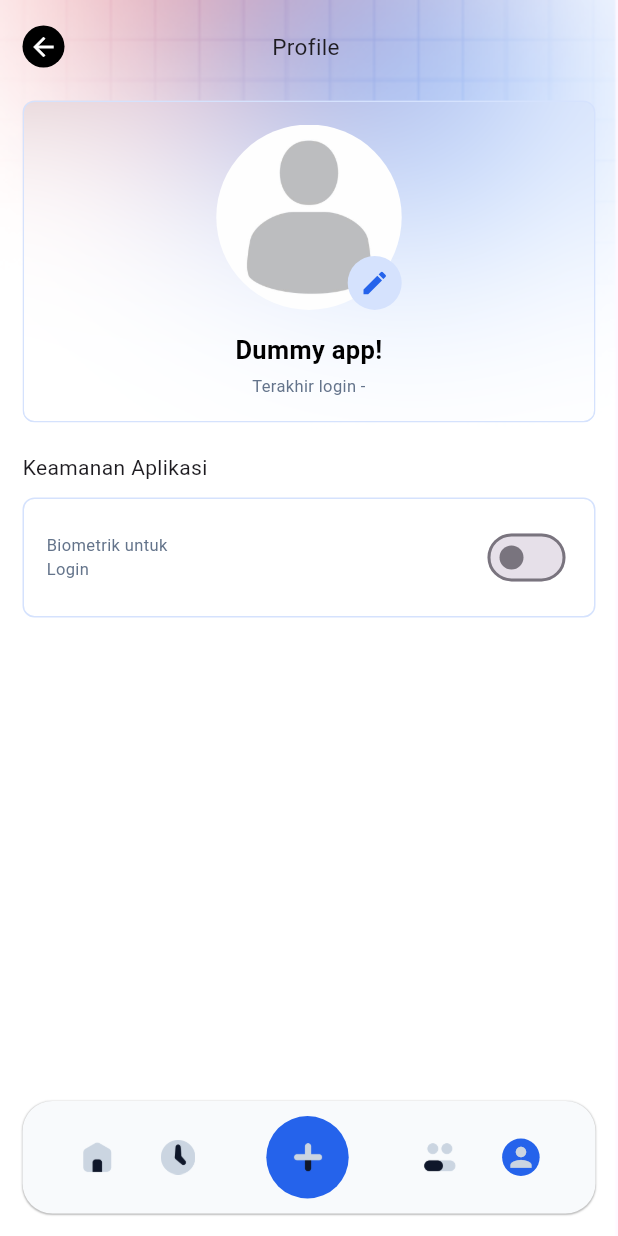
After one commit to AzkaLufthansa/biometric_remote_authentication, a Flutter app: the MainPage screen opened directly, swiped to page 4, on a phone screen of 412 x 824 dp. The commit adds this screen. Run offline on Flutter 3.47's test engine with Material 3 defaults, Android fonts, the phone set to English and light mode, and no system bars; our stand-ins replace flutter_spinkit, fluttertoast, shared_preferences; missing offline and left inert: pretty_http_logger; accounts and stored records are empty.

Commit message:
Implement profile page and security settings | add biometric activation button

```diff
--- a/lib/main_page.dart
+++ b/lib/main_page.dart
@@ -1,10 +1,99 @@
 import 'package:flutter/material.dart';
 
-class MainPage extends StatelessWidget {
+import 'profile_page.dart';
+import 'utils/colors.dart';
+import 'utils/dimens.dart';
+import 'widgets/main_bottom_bar.dart';
+
+class MainPage extends StatefulWidget {
   const MainPage({super.key});
 
   @override
+  State<MainPage> createState() => _MainPageState();
+}
+
+class _MainPageState extends State<MainPage> {
+  late PageController _pageController;
+
+  int _currentIndex = 0;
+
+  @override
+  void initState() {
+    super.initState();
+
+    _pageController = PageController();
+  }
+
+  @override
+  void dispose() {
+    _pageController.dispose();
+    super.dispose();
+  }
+
+  @override
   Widget build(BuildContext context) {
-    return const Placeholder();
+    return _content(context);
+  }
+
+  Widget _content(BuildContext context) {
+    return Scaffold(
+      backgroundColor: AppColor.white,
+      body: Stack(
+        children: [
+          PageView(
+            controller: _pageController,
+            physics: const NeverScrollableScrollPhysics(),
+            onPageChanged: (index) {
+              setState(() => _currentIndex = index);
+            },
+            children: [
+              Scaffold(
+                backgroundColor: AppColor.white,
+                body: Center(
+                  child: Text(
+                    'Dummy app!'
+                  ),
+                ),
+              ),
+              Scaffold(
+                backgroundColor: AppColor.white,
+                body: Center(
+                  child: Text(
+                    'Dummy app!'
+                  ),
+                ),
+              ),
+              Scaffold(
+                backgroundColor: AppColor.white,
+                body: Center(
+                  child: Text(
+                    'Dummy app!'
+                  ),
+                ),
+              ),
+              ProfilePage(
+                onTapBack: () {
+                  _pageController.jumpTo(0);
+                },
+              )
+            ],
+          ),
+
+          // Bottom Navbar
+          Align(
+            alignment: Alignment.bottomCenter,
+            child: Padding(
+              padding: const EdgeInsets.all(AppDimen.marginPaddingMedium),
+              child: MainBottomBar(
+                currentIndex: _currentIndex,
+                onChanged: (index) {
+                  _pageController.jumpToPage(index);
+                },
+              ),
+            ),
+          )
+        ],
+      ),
+    );
   }
 }
--- /dev/null
+++ b/lib/profile_page.dart
@@ -0,0 +1,70 @@
+// ignore_for_file: public_member_api_docs, sort_constructors_first
+import 'package:flutter/material.dart';
+
+import 'utils/dimens.dart';
+import 'widgets/main_app_bar.dart';
+import 'widgets/profile_image.dart';
+import 'widgets/security_setting.dart';
+
+class ProfilePage extends StatefulWidget {
+  final VoidCallback onTapBack;
+
+  const ProfilePage({
+    Key? key,
+    required this.onTapBack,
+  }) : super(key: key);
+
+  @override
+  State<ProfilePage> createState() => _ProfilePageState();
+}
+
+class _ProfilePageState extends State<ProfilePage> {
+  @override
+  Widget build(BuildContext context) {
+    return _content(context);
+  }
+
+  Scaffold _content(BuildContext context) {
+    return Scaffold(
+      body: Stack(
+        fit: StackFit.expand,
+        children: [
+          // Background
+          SizedBox(
+            width: double.infinity,
+            height: double.infinity,
+            child: Image.asset(
+              'assets/images/bg/bg_login_red.png',
+              fit: BoxFit.fill,
+            ),
+          ),
+
+          SingleChildScrollView(
+            padding: EdgeInsets.only(
+              left: AppDimen.marginPaddingMedium,
+              right: AppDimen.marginPaddingMedium,
+              top: MediaQuery.of(context).padding.top + AppDimen.marginPaddingMedium,
+              bottom: AppDimen.bottomNavbarHeight + AppDimen.marginPaddingMedium * 2
+            ),
+            child: Column(
+              crossAxisAlignment: CrossAxisAlignment.start,
+              children: [
+                MainAppBar(
+                  title: 'Profile',
+                  onTapBack: widget.onTapBack,
+                ),
+                const SizedBox(height: AppDimen.marginPaddingLarge),
+
+                const ProfileImage(),
+                const SizedBox(height: AppDimen.marginPaddingLarge),
+
+                const SecuritySetting(),
+                const SizedBox(height: AppDimen.marginPaddingLarge)
+              ],
+            ),
+          ),
+        ],
+      ),
+    );
+  }
+}
--- /dev/null
+++ b/lib/widgets/main_app_bar.dart
@@ -0,0 +1,62 @@
+import 'package:flutter/material.dart';
+
+import '../utils/colors.dart';
+import '../utils/dimens.dart';
+
+class MainAppBar extends StatelessWidget {
+  final String title;
+  final Function() onTapBack;
+  final IconData? actionIcon;
+
+  const MainAppBar({
+    super.key,
+    required this.title,
+    required this.onTapBack,
+    this.actionIcon,
+  });
+
+  @override
+  Widget build(BuildContext context) {
+    return Row(
+      mainAxisAlignment: MainAxisAlignment.spaceBetween,
+      children: [
+        GestureDetector(
+          onTap: () => onTapBack(),
+          child: Container(
+            padding: const EdgeInsets.all(AppDimen.marginPaddingSmallX),
+            decoration: const BoxDecoration(
+              color: AppColor.black,
+              shape: BoxShape.circle
+            ),
+            child: const Icon(Icons.arrow_back, color: AppColor.white, size: 20,),
+          ),
+        ),
+        Expanded(
+          child: Container(
+            margin: const EdgeInsets.symmetric(horizontal: AppDimen.marginPaddingSmall),
+            child: Text(
+              title,
+              textAlign: TextAlign.center,
+              maxLines: 2,
+              overflow: TextOverflow.ellipsis,
+              style: const TextStyle(
+                fontSize: 15,
+              ),
+            ),
+          ),
+        ),
+
+        Opacity(
+          opacity: 0.0,
+          child: GestureDetector(
+            onTap: () {},
+            child: Container(
+              padding: const EdgeInsets.all(AppDimen.marginPaddingSmallX),
+              child: Icon(actionIcon ?? Icons.arrow_back),
+            ),
+          ),
+        ),
+      ],
+    );
+  }
+}
--- /dev/null
+++ b/lib/widgets/main_bottom_bar.dart
@@ -0,0 +1,134 @@
+import 'package:flutter/material.dart';
+
+import '../utils/colors.dart';
+import '../utils/dimens.dart';
+
+class MainBottomBar extends StatelessWidget {
+  final int currentIndex;
+  final Function(int index) onChanged;
+
+  const MainBottomBar({
+    super.key,
+    required this.currentIndex,
+    required this.onChanged,
+  });
+
+  @override
+  Widget build(BuildContext context) {
+    return Container(
+      padding: const EdgeInsets.symmetric(
+        vertical: AppDimen.marginPaddingSmall,
+        // horizontal: AppDimen.marginPaddingSmallX
+      ),
+      decoration: BoxDecoration(
+        color: AppColor.lightGrey,
+        borderRadius: BorderRadius.circular(
+          AppDimen.radiusExtraLarge
+        ),
+        boxShadow: [
+          BoxShadow(
+            color: Colors.grey.shade400,
+            offset: const Offset(0, 0.5),
+            blurRadius: 0.2,
+            spreadRadius: 0.2,
+          ),
+        ],
+      ),
+      child: Row(
+        mainAxisAlignment: MainAxisAlignment.spaceEvenly,
+        children: [
+          SizedBox(
+            // color: AppColor.lightGrey3,
+            child: Row(
+              children: [
+                InkWell(
+                  onTap: () => onChanged(0),
+                  child: Container(
+                    padding: const EdgeInsets.all(AppDimen.marginPaddingMedium),
+                    // color: AppColor.secondary,
+                    child: Image.asset(
+                      width: 25,
+                      currentIndex == 0
+                        ? 'assets/images/icon/ic_home_active.png'
+                        : 'assets/images/icon/ic_home.png'
+                    ),
+                  ),
+                ),
+                InkWell(
+                  onTap: () => onChanged(1),
+                  child: Container(
+                    padding: const EdgeInsets.all(AppDimen.marginPaddingMedium),
+                    // color: AppColor.secondary,
+                    child: Image.asset(
+                      width: 23,
+                      currentIndex == 1
+                        ? 'assets/images/icon/ic_history_active.png'
+                        : 'assets/images/icon/ic_history.png'
+                    ),
+                  ),
+                ),
+              ],
+            ),
+          ),
+          InkWell(
+            onTap: () {},
+            child: Container(
+              margin: const EdgeInsets.symmetric(horizontal: AppDimen.marginPaddingSmall),
+              padding: const EdgeInsets.all(AppDimen.marginPaddingMedium),
+              decoration: const BoxDecoration(
+                shape: BoxShape.circle,
+                color: AppColor.primary
+              ),
+              child: Image.asset(
+                width: 25,
+                currentIndex == 1
+                  ? 'assets/images/icon/ic_add.png'
+                  : 'assets/images/icon/ic_add.png'
+              ),
+            ),
+          ),
+          SizedBox(
+            // color: AppColor.lightGrey3,
+            child: Row(
+              children: [
+                InkWell(
+                  onTap: () => onChanged(2),
+                  child: Container(
+                    padding: const EdgeInsets.all(AppDimen.marginPaddingMedium),
+                    // color: AppColor.secondary,
+                    child: Image.asset(
+                      width: 25,
+                      currentIndex == 2
+                        ? 'assets/images/icon/ic_member_active.png'
+                        : 'assets/images/icon/ic_member.png'
+                    ),
+                  ),
+                ),
+                InkWell(
+                  onTap: () => onChanged(3),
+                  child: Padding(
+                    padding: const EdgeInsets.all(AppDimen.marginPaddingMedium),
+                    child: Container(
+                      padding: const EdgeInsets.all(2),
+                      decoration: BoxDecoration(
+                        color: currentIndex == 3
+                          ? AppColor.primary
+                          : AppColor.lightGrey3,
+                        shape: BoxShape.circle,
+                      ),
+                      child: const Icon(
+                        Icons.person,
+                        color: AppColor.lightGrey2,
+                        size: 21,
+                      ),
+                    )
+                  )
+                )
+              ],
+            ),
+          ),
+        ]
+      ),
+    );
+  }
+}
--- /dev/null
+++ b/lib/widgets/profile_image.dart
@@ -0,0 +1,112 @@
+import 'dart:ui';
+
+import 'package:flutter/material.dart';
+
+import '../utils/colors.dart';
+import '../utils/dimens.dart';
+
+class ProfileImage extends StatelessWidget {
+  const ProfileImage({super.key});
+
+  @override
+  Widget build(BuildContext context) {
+    return ClipRRect(
+      borderRadius: BorderRadius.circular(AppDimen.radiusMedium),
+      child: BackdropFilter(
+        filter: ImageFilter.blur(
+          sigmaX: 45.0,
+          sigmaY: 45.0
+        ),
+        child: Container(
+          padding: const EdgeInsets.all(AppDimen.marginPaddingMedium),
+          width: double.infinity,
+          decoration: BoxDecoration(
+            color: Colors.transparent,
+            borderRadius: BorderRadius.circular(AppDimen.radiusMedium),
+            border: Border.all(color: AppColor.lightPrimary)
+          ),
+          child: Column(
+            crossAxisAlignment: CrossAxisAlignment.center,
+            children: [
+              // Profile Picture
+              GestureDetector(
+                onTap: () {},
+                onLongPress: () {},
+                child: Stack(
+                  children: [
+                    Hero(
+                      tag: 'profile-page-image',
+                      child: Container(
+                        width: MediaQuery.of(context).size.width * 0.30,
+                        height: MediaQuery.of(context).size.width * 0.30,
+                        decoration: const BoxDecoration(
+                          shape: BoxShape.circle,
+                          image: DecorationImage(
+                            image: AssetImage('assets/images/img_default_picture.jpg'),
+                            fit: BoxFit.cover,
+                          ),
+                        ),
+                      )
+                    ),
+
+                    // Edit Profile Picture Button
+                    Positioned(
+                      bottom: 0,
+                      right: 0,
+                      child: Container(
+                        padding: const EdgeInsets.all(AppDimen.marginPaddingSmallXX),
+                        decoration: const BoxDecoration(
+                          color: AppColor.lightPrimary,
+                          shape: BoxShape.circle
+                        ),
+                        child: const Icon(Icons.edit, color: AppColor.primary, size: 20,),
+                      ),
+                    )
+                  ],
+                ),
+              ),
+
+              const SizedBox(height: AppDimen.marginPaddingMedium,),
+
+              // User Name
+              Text(
+                'Dummy app!',
+                textAlign: TextAlign.center,
+                style: const TextStyle(
+                  color: AppColor.black,
+                  fontSize: 17,
+                  fontWeight: FontWeight.bold,
+                ),
+              ),
+
+              const SizedBox(height: AppDimen.marginPaddingSmallX,),
+
+              // User Last Login
+              Text.rich(
+                TextSpan(
+                  children: [
+                    const TextSpan(
+                      text: 'Terakhir login - ',
+                      style: TextStyle(
+                        color: AppColor.lightGrey3,
+                        fontSize: 11
+                      )
+                    ),
+                    TextSpan(
+                      text: '',
+                      style: const TextStyle(
+                        color: AppColor.black,
+                        fontSize: 11
+                      ),
+                    )
+                  ]
+                ),
+                textAlign: TextAlign.center,
+              )
+            ],
+          )
+        ),
+      ),
+    );
+  }
+}
--- /dev/null
+++ b/lib/widgets/security_setting.dart
@@ -0,0 +1,109 @@
+import 'package:flutter/material.dart';
+
+import '../utils/colors.dart';
+import '../utils/dimens.dart';
+
+class SecuritySetting extends StatefulWidget {
+  const SecuritySetting({super.key});
+
+  @override
+  State<SecuritySetting> createState() => _SecuritySettingState();
+}
+
+class _SecuritySettingState extends State<SecuritySetting> {
+  bool _biometricEnabled = false;
+
+  @override
+  Widget build(BuildContext context) {
+    return Column(
+      crossAxisAlignment: CrossAxisAlignment.start,
+      children: [
+        const Text(
+          'Keamanan Aplikasi',
+          style: TextStyle(
+            // fontWeight: FontWeight.w500
+          ),
+        ),
+
+        const SizedBox(height: AppDimen.marginPaddingSmall,),
+
+        Container(
+          decoration: BoxDecoration(
+            borderRadius: BorderRadius.circular(AppDimen.radiusMedium),
+            border: Border.all(color: AppColor.lightPrimary),
+          ),
+          child: Column(
+            crossAxisAlignment: CrossAxisAlignment.start,
+            children: [
+              BiometricActivation(
+                label: 'Biometrik untuk Login',
+                enabled: _biometricEnabled,
+                isLoading: false,
+                onTap: () {
+                  setState(() {
+                    _biometricEnabled = !_biometricEnabled;
+                  });
+                },
+              ),
+            ],
+          )
+        )
+      ],
+    );
+  }
+}
+
+class BiometricActivation extends StatelessWidget {
+  final String label;
+  final bool isLoading;
+  final bool enabled;
+  final VoidCallback? onTap;
+
+  const BiometricActivation({super.key,
+    required this.label,
+    required this.isLoading,
+    required this.enabled,
+    this.onTap,
+  });
+
+  @override
+  Widget build(BuildContext context) {
+    return Material(
+      color: Colors.transparent,
+      child: InkWell(
+        onTap: onTap,
+        child: Padding(
+          padding: const EdgeInsets.all(AppDimen.marginPaddingMedium),
+          child: Row(
+            mainAxisAlignment: MainAxisAlignment.spaceBetween,
+            children: [
+              Expanded(
+                flex: 3,
+                child: Text(
+                  label,
+                  style: const TextStyle(
+                    fontSize: 11,
+                    color: AppColor.lightGrey3,
+                  ),
+                ),
+              ),
+              const SizedBox(width: AppDimen.marginPaddingSmall,),
+              Expanded(
+                flex: 7,
+                child:  Align(
+                  alignment: Alignment.centerRight,
+                  child: Switch(
+                    value: enabled,
+                    activeColor: AppColor.primary,
+                    onChanged: (bool value) {
+                    },
+                  ),
+                )
+              )
+            ],
+          ),
+        ),
+      ),
+    );
+  }
+}
```
Also changed, not shown: assets/images/img_default_picture.jpg (added).
